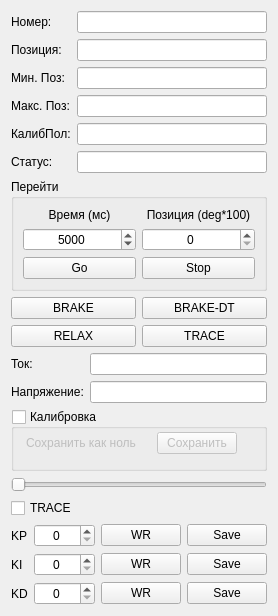
Before: the Qt Designer form Widgets/MotorControlWidget.ui in AlexanderMokhov/AR-600Controller, drawn with Qt 5.
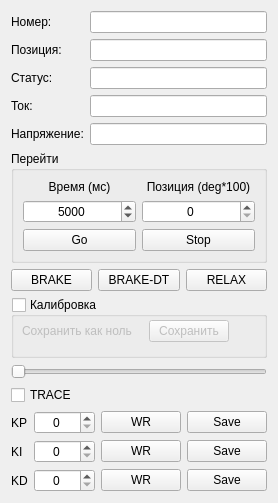
After: the same form once the commit is applied.

Patch:
```diff
--- a/Widgets/MotorControlWidget.ui
+++ b/Widgets/MotorControlWidget.ui
@@ -7,7 +7,7 @@
     <x>0</x>
     <y>0</y>
     <width>256</width>
-    <height>616</height>
+    <height>503</height>
    </rect>
   </property>
   <property name="sizePolicy">
@@ -25,13 +25,23 @@
   <property name="windowTitle">
    <string>Form</string>
   </property>
-  <layout class="QGridLayout" name="gridLayout_6">
+  <layout class="QGridLayout" name="gridLayout_2">
    <item row="0" column="0">
-    <layout class="QGridLayout" name="gridLayout_2">
-     <item row="4" column="0">
-      <widget class="QLabel" name="label_5">
+    <layout class="QGridLayout" name="gridLayout">
+     <item row="0" column="0">
+      <widget class="QLabel" name="label">
        <property name="text">
-        <string>КалибПол:</string>
+        <string>Номер:</string>
+       </property>
+      </widget>
+     </item>
+     <item row="0" column="1">
+      <widget class="QLineEdit" name="lineNumber">
+       <property name="alignment">
+        <set>Qt::AlignCenter</set>
+       </property>
+       <property name="readOnly">
+        <bool>true</bool>
        </property>
       </widget>
      </item>
@@ -42,8 +52,8 @@
        </property>
       </widget>
      </item>
-     <item row="5" column="2">
-      <widget class="QLineEdit" name="lineStatus">
+     <item row="1" column="1">
+      <widget class="QLineEdit" name="lineCurrentPos">
        <property name="alignment">
         <set>Qt::AlignCenter</set>
        </property>
@@ -52,36 +62,32 @@
        </property>
       </widget>
      </item>
-     <item row="5" column="0">
+     <item row="2" column="0">
       <widget class="QLabel" name="label_6">
        <property name="text">
         <string>Статус:</string>
        </property>
       </widget>
      </item>
-     <item row="2" column="0">
-      <widget class="QLabel" name="label_3">
-       <property name="text">
-        <string>Мин. Поз:</string>
+     <item row="2" column="1">
+      <widget class="QLineEdit" name="lineStatus">
+       <property name="alignment">
+        <set>Qt::AlignCenter</set>
+       </property>
+       <property name="readOnly">
+        <bool>true</bool>
        </property>
       </widget>
      </item>
      <item row="3" column="0">
-      <widget class="QLabel" name="label_4">
+      <widget class="QLabel" name="label_8">
        <property name="text">
-        <string>Макс. Поз:</string>
+        <string>Ток:</string>
        </property>
       </widget>
      </item>
-     <item row="0" column="0">
-      <widget class="QLabel" name="label">
-       <property name="text">
-        <string>Номер:</string>
-       </property>
-      </widget>
-     </item>
-     <item row="1" column="2">
-      <widget class="QLineEdit" name="lineCurrentPos">
+     <item row="3" column="1">
+      <widget class="QLineEdit" name="lineStatusI">
        <property name="alignment">
         <set>Qt::AlignCenter</set>
        </property>
@@ -90,38 +96,15 @@
        </property>
       </widget>
      </item>
-     <item row="0" column="2">
-      <widget class="QLineEdit" name="lineNumber">
-       <property name="alignment">
-        <set>Qt::AlignCenter</set>
+     <item row="4" column="0">
+      <widget class="QLabel" name="label_9">
+       <property name="text">
+        <string>Напряжение:</string>
        </property>
-       <property name="readOnly">
-        <bool>true</bool>
-       </property>
       </widget>
      </item>
-     <item row="4" column="2">
-      <widget class="QLineEdit" name="lineCalibrateValue">
-       <property name="alignment">
-        <set>Qt::AlignCenter</set>
-       </property>
-       <property name="readOnly">
-        <bool>true</bool>
-       </property>
-      </widget>
-     </item>
-     <item row="2" column="2">
-      <widget class="QLineEdit" name="lineMinPos">
-       <property name="alignment">
-        <set>Qt::AlignCenter</set>
-       </property>
-       <property name="readOnly">
-        <bool>true</bool>
-       </property>
-      </widget>
-     </item>
-     <item row="3" column="2">
-      <widget class="QLineEdit" name="lineMaxPos">
+     <item row="4" column="1">
+      <widget class="QLineEdit" name="lineStatusU">
        <property name="alignment">
         <set>Qt::AlignCenter</set>
        </property>
@@ -200,8 +183,8 @@
     </widget>
    </item>
    <item row="2" column="0">
-    <layout class="QGridLayout" name="gridLayout_3">
-     <item row="0" column="0">
+    <layout class="QHBoxLayout" name="horizontalLayout_2">
+     <item>
       <widget class="QPushButton" name="ButtonSTOP">
        <property name="text">
         <string>BRAKE</string>
@@ -211,27 +194,20 @@
        </property>
       </widget>
      </item>
-     <item row="0" column="1">
+     <item>
       <widget class="QPushButton" name="ButtonBRAKE">
        <property name="text">
         <string>BRAKE-DT</string>
        </property>
       </widget>
      </item>
-     <item row="1" column="0">
+     <item>
       <widget class="QPushButton" name="ButtonRELAX">
        <property name="text">
         <string>RELAX</string>
        </property>
       </widget>
      </item>
-     <item row="1" column="1">
-      <widget class="QPushButton" name="ButtonTRACE">
-       <property name="text">
-        <string>TRACE</string>
-       </property>
-      </widget>
-     </item>
     </layout>
    </item>
    <item row="3" column="0">
@@ -239,44 +215,6 @@
      <property name="sizeConstraint">
       <enum>QLayout::SetNoConstraint</enum>
      </property>
-     <item>
-      <layout class="QGridLayout" name="gridLayout">
-       <item row="0" column="0">
-        <widget class="QLabel" name="label_8">
-         <property name="text">
-          <string>Ток:</string>
-         </property>
-        </widget>
-       </item>
-       <item row="0" column="1">
-        <widget class="QLineEdit" name="lineStatusI">
-         <property name="alignment">
-          <set>Qt::AlignCenter</set>
-         </property>
-         <property name="readOnly">
-          <bool>true</bool>
-         </property>
-        </widget>
-       </item>
-       <item row="1" column="0">
-        <widget class="QLabel" name="label_9">
-         <property name="text">
-          <string>Напряжение:</string>
-         </property>
-        </widget>
-       </item>
-       <item row="1" column="1">
-        <widget class="QLineEdit" name="lineStatusU">
-         <property name="alignment">
-          <set>Qt::AlignCenter</set>
-         </property>
-         <property name="readOnly">
-          <bool>true</bool>
-         </property>
-        </widget>
-       </item>
-      </layout>
-     </item>
      <item>
       <widget class="QGroupBox" name="groupBoxCalibration">
        <property name="enabled">
@@ -308,7 +246,7 @@
          <rect>
           <x>10</x>
           <y>20</y>
-          <width>221</width>
+          <width>211</width>
           <height>28</height>
          </rect>
         </property>
```
